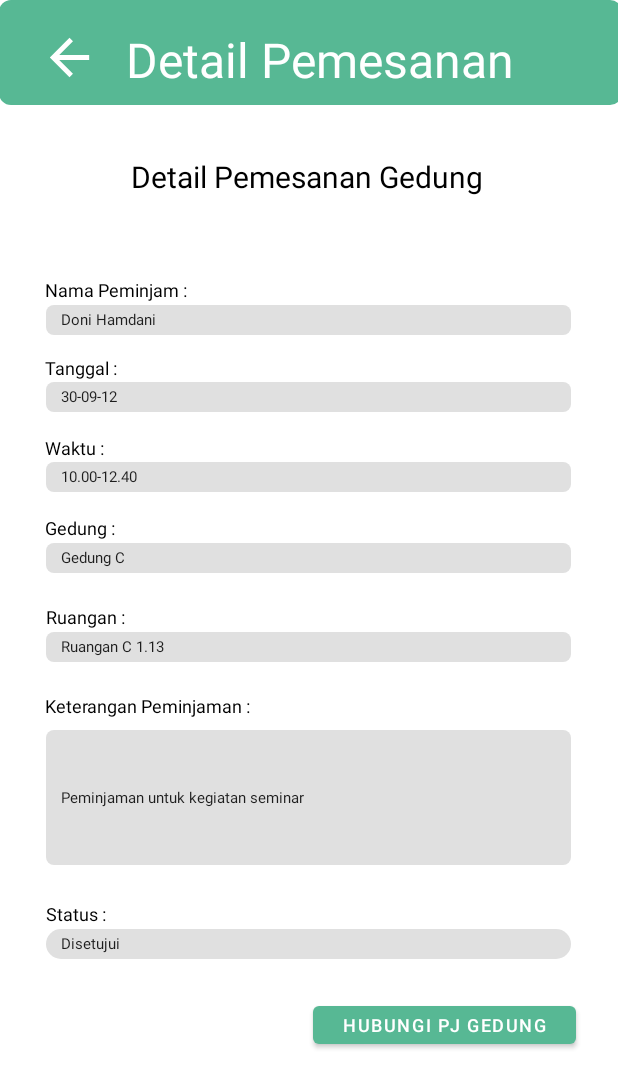
After one commit to rafvyocta/UnLoc-3, an Android app: the layout detail_pemesanan_gedung.xml on its own in the app's theme, with its tools: preview values and no code run, on a phone screen of 412 x 824 dp. The commit adds this screen. Shown: the top 1088 px of the screen. Run offline under Robolectric (Android 15) with nearby library versions, the phone set to English and light mode, and no system bars.

Commit message:
detail pemesanan gedung

```diff
--- a/app/src/main/res/drawable/form.xml
+++ b/app/src/main/res/drawable/form.xml
@@ -2,7 +2,7 @@
 <selector xmlns:android="http://schemas.android.com/apk/res/android">
     <item>
         <shape android:shape="rectangle">
-            <solid android:color="#F2F2F7"/>
+            <solid android:color="#E0E0E0"/>
             <corners android:radius="17dp"/>
         </shape>
     </item>
--- a/app/src/main/res/drawable/info.xml
+++ b/app/src/main/res/drawable/info.xml
@@ -2,8 +2,8 @@
 <selector xmlns:android="http://schemas.android.com/apk/res/android">
     <item>
         <shape android:shape="rectangle">
-            <solid android:color="#F6F5F5"/>
-            <corners android:radius="17dp"/>
+            <solid android:color="#E0E0E0"/>
+            <corners android:radius="5dp"/>
         </shape>
     </item>
 </selector>
--- /dev/null
+++ b/app/src/main/res/layout/detail_pemesanan_gedung.xml
@@ -0,0 +1,308 @@
+<?xml version="1.0" encoding="utf-8"?>
+<androidx.constraintlayout.widget.ConstraintLayout xmlns:android="http://schemas.android.com/apk/res/android"
+    xmlns:app="http://schemas.android.com/apk/res-auto"
+    xmlns:tools="http://schemas.android.com/tools"
+    android:layout_width="match_parent"
+    android:layout_height="match_parent">
+
+    <ImageView
+        android:id="@+id/imageView86"
+        android:layout_width="415dp"
+        android:layout_height="70dp"
+        app:layout_constraintBottom_toBottomOf="parent"
+        app:layout_constraintEnd_toEndOf="parent"
+        app:layout_constraintStart_toStartOf="parent"
+        app:layout_constraintTop_toTopOf="parent"
+        app:layout_constraintVertical_bias="0.0"
+        app:srcCompat="@drawable/input"
+        tools:layout_editor_absoluteX="123dp"
+        tools:layout_editor_absoluteY="99dp" />
+
+    <TextView
+        android:id="@+id/textView48"
+        android:layout_width="300dp"
+        android:layout_height="50dp"
+        android:layout_marginEnd="28dp"
+        android:text="Detail Pemesanan"
+        android:textColor="#FFFFFF"
+        android:textSize="32dp"
+        app:layout_constraintBottom_toBottomOf="parent"
+        app:layout_constraintEnd_toEndOf="parent"
+        app:layout_constraintHorizontal_bias="1.0"
+        app:layout_constraintStart_toStartOf="parent"
+        app:layout_constraintTop_toTopOf="parent"
+        app:layout_constraintVertical_bias="0.023" />
+
+    <ImageView
+        android:id="@+id/imageView87"
+        android:layout_width="43dp"
+        android:layout_height="39dp"
+        app:layout_constraintBottom_toBottomOf="parent"
+        app:layout_constraintEnd_toEndOf="parent"
+        app:layout_constraintHorizontal_bias="0.067"
+        app:layout_constraintStart_toStartOf="parent"
+        app:layout_constraintTop_toTopOf="parent"
+        app:layout_constraintVertical_bias="0.024"
+        app:srcCompat="@drawable/back"
+        tools:layout_editor_absoluteX="143dp"
+        tools:layout_editor_absoluteY="123dp" />
+
+    <TextView
+        android:id="@+id/textView49"
+        android:layout_width="237dp"
+        android:layout_height="42dp"
+        android:text="Detail Pemesanan Gedung"
+        android:textColor="@color/black"
+        android:textSize="20dp"
+        app:layout_constraintBottom_toBottomOf="parent"
+        app:layout_constraintEnd_toEndOf="parent"
+        app:layout_constraintStart_toStartOf="parent"
+        app:layout_constraintTop_toTopOf="parent"
+        app:layout_constraintVertical_bias="0.133" />
+
+    <TextView
+        android:id="@+id/textView50"
+        android:layout_width="wrap_content"
+        android:layout_height="wrap_content"
+        android:text="Nama Peminjam :"
+        android:textColor="@color/black"
+        android:textSize="12dp"
+        app:layout_constraintBottom_toBottomOf="parent"
+        app:layout_constraintEnd_toEndOf="parent"
+        app:layout_constraintHorizontal_bias="0.095"
+        app:layout_constraintStart_toStartOf="parent"
+        app:layout_constraintTop_toTopOf="parent"
+        app:layout_constraintVertical_bias="0.229" />
+
+    <TextView
+        android:id="@+id/textView51"
+        android:layout_width="wrap_content"
+        android:layout_height="wrap_content"
+        android:text="Waktu :"
+        android:textColor="@color/black"
+        android:textSize="12dp"
+        app:layout_constraintBottom_toBottomOf="parent"
+        app:layout_constraintEnd_toEndOf="parent"
+        app:layout_constraintHorizontal_bias="0.08"
+        app:layout_constraintStart_toStartOf="parent"
+        app:layout_constraintTop_toTopOf="parent"
+        app:layout_constraintVertical_bias="0.359" />
+
+    <TextView
+        android:id="@+id/textView52"
+        android:layout_width="wrap_content"
+        android:layout_height="wrap_content"
+        android:text="Tanggal :"
+        android:textColor="@color/black"
+        android:textSize="12dp"
+        app:layout_constraintBottom_toBottomOf="parent"
+        app:layout_constraintEnd_toEndOf="parent"
+        app:layout_constraintHorizontal_bias="0.083"
+        app:layout_constraintStart_toStartOf="parent"
+        app:layout_constraintTop_toTopOf="parent"
+        app:layout_constraintVertical_bias="0.293" />
+
+    <TextView
+        android:id="@+id/textView53"
+        android:layout_width="wrap_content"
+        android:layout_height="wrap_content"
+        android:text="Gedung :"
+        android:textColor="@color/black"
+        android:textSize="12dp"
+        app:layout_constraintBottom_toBottomOf="parent"
+        app:layout_constraintEnd_toEndOf="parent"
+        app:layout_constraintHorizontal_bias="0.082"
+        app:layout_constraintStart_toStartOf="parent"
+        app:layout_constraintTop_toTopOf="parent"
+        app:layout_constraintVertical_bias="0.425" />
+
+    <TextView
+        android:id="@+id/textView54"
+        android:layout_width="wrap_content"
+        android:layout_height="wrap_content"
+        android:text="Ruangan :"
+        android:textColor="@color/black"
+        android:textSize="12dp"
+        app:layout_constraintBottom_toBottomOf="parent"
+        app:layout_constraintEnd_toEndOf="parent"
+        app:layout_constraintHorizontal_bias="0.086"
+        app:layout_constraintStart_toStartOf="parent"
+        app:layout_constraintTop_toTopOf="parent"
+        app:layout_constraintVertical_bias="0.499" />
+
+    <TextView
+        android:id="@+id/textView55"
+        android:layout_width="wrap_content"
+        android:layout_height="wrap_content"
+        android:text="Status :"
+        android:textColor="@color/black"
+        android:textSize="12dp"
+        app:layout_constraintBottom_toBottomOf="parent"
+        app:layout_constraintEnd_toEndOf="parent"
+        app:layout_constraintHorizontal_bias="0.083"
+        app:layout_constraintStart_toStartOf="parent"
+        app:layout_constraintTop_toTopOf="parent"
+        app:layout_constraintVertical_bias="0.744" />
+
+    <TextView
+        android:id="@+id/textView56"
+        android:layout_width="wrap_content"
+        android:layout_height="wrap_content"
+        android:text="Keterangan Peminjaman :"
+        android:textColor="@color/black"
+        android:textSize="12dp"
+        app:layout_constraintBottom_toBottomOf="parent"
+        app:layout_constraintEnd_toEndOf="parent"
+        app:layout_constraintHorizontal_bias="0.11"
+        app:layout_constraintStart_toStartOf="parent"
+        app:layout_constraintTop_toTopOf="parent"
+        app:layout_constraintVertical_bias="0.572" />
+
+    <EditText
+        android:id="@+id/editTextTextPersonName11"
+        android:layout_width="350dp"
+        android:layout_height="20dp"
+        android:background="@drawable/info"
+        android:ems="10"
+        android:inputType="textPersonName"
+        android:minHeight="48dp"
+        android:paddingLeft="10dp"
+        android:text="Doni Hamdani"
+        android:textSize="10dp"
+        app:layout_constraintBottom_toBottomOf="parent"
+        app:layout_constraintEnd_toEndOf="parent"
+        app:layout_constraintHorizontal_bias="0.491"
+        app:layout_constraintStart_toStartOf="parent"
+        app:layout_constraintTop_toTopOf="parent"
+        app:layout_constraintVertical_bias="0.253"
+        tools:ignore="TouchTargetSizeCheck" />
+
+    <EditText
+        android:id="@+id/editTextTextPersonName12"
+        android:layout_width="350dp"
+        android:layout_height="20dp"
+        android:background="@drawable/info"
+        android:ems="10"
+        android:inputType="textPersonName"
+        android:minHeight="48dp"
+        android:paddingLeft="10dp"
+        android:text="30-09-12"
+        android:textSize="10dp"
+        app:layout_constraintBottom_toBottomOf="parent"
+        app:layout_constraintEnd_toEndOf="parent"
+        app:layout_constraintHorizontal_bias="0.491"
+        app:layout_constraintStart_toStartOf="parent"
+        app:layout_constraintTop_toTopOf="parent"
+        app:layout_constraintVertical_bias="0.317"
+        tools:ignore="TouchTargetSizeCheck,TouchTargetSizeCheck" />
+
+    <EditText
+        android:id="@+id/editTextTextPersonName13"
+        android:layout_width="350dp"
+        android:layout_height="20dp"
+        android:background="@drawable/info"
+        android:ems="10"
+        android:inputType="textPersonName"
+        android:minHeight="48dp"
+        android:paddingLeft="10dp"
+        android:text="10.00-12.40"
+        android:textSize="10dp"
+        app:layout_constraintBottom_toBottomOf="parent"
+        app:layout_constraintEnd_toEndOf="parent"
+        app:layout_constraintHorizontal_bias="0.491"
+        app:layout_constraintStart_toStartOf="parent"
+        app:layout_constraintTop_toTopOf="parent"
+        app:layout_constraintVertical_bias="0.383"
+        tools:ignore="TouchTargetSizeCheck" />
+
+    <EditText
+        android:id="@+id/editTextTextPersonName14"
+        android:layout_width="350dp"
+        android:layout_height="20dp"
+        android:background="@drawable/info"
+        android:ems="10"
+        android:inputType="textPersonName"
+        android:minHeight="48dp"
+        android:paddingLeft="10dp"
+        android:text="Gedung C"
+        android:textSize="10dp"
+        app:layout_constraintBottom_toBottomOf="parent"
+        app:layout_constraintEnd_toEndOf="parent"
+        app:layout_constraintHorizontal_bias="0.491"
+        app:layout_constraintStart_toStartOf="parent"
+        app:layout_constraintTop_toTopOf="parent"
+        app:layout_constraintVertical_bias="0.45"
+        tools:ignore="TouchTargetSizeCheck" />
+
+    <EditText
+        android:id="@+id/editTextTextPersonName15"
+        android:layout_width="350dp"
+        android:layout_height="20dp"
+        android:background="@drawable/info"
+        android:ems="10"
+        android:inputType="textPersonName"
+        android:minHeight="48dp"
+        android:paddingLeft="10dp"
+        android:text="Ruangan C 1.13"
+        android:textSize="10dp"
+        app:layout_constraintBottom_toBottomOf="parent"
+        app:layout_constraintEnd_toEndOf="parent"
+        app:layout_constraintHorizontal_bias="0.491"
+        app:layout_constraintStart_toStartOf="parent"
+        app:layout_constraintTop_toTopOf="parent"
+        app:layout_constraintVertical_bias="0.524"
+        tools:ignore="TouchTargetSizeCheck" />
+
+    <EditText
+        android:id="@+id/editTextTextPersonName16"
+        android:layout_width="350dp"
+        android:layout_height="90dp"
+        android:background="@drawable/info"
+        android:ems="10"
+        android:paddingLeft="10dp"
+        android:text="Peminjaman untuk kegiatan seminar"
+        android:textSize="10dp"
+        android:inputType="textPersonName"
+        android:minHeight="48dp"
+        app:layout_constraintBottom_toBottomOf="parent"
+        app:layout_constraintEnd_toEndOf="parent"
+        app:layout_constraintHorizontal_bias="0.491"
+        app:layout_constraintStart_toStartOf="parent"
+        app:layout_constraintTop_toTopOf="parent"
+        app:layout_constraintVertical_bias="0.663" />
+
+    <EditText
+        android:id="@+id/editTextTextPersonName17"
+        android:layout_width="350dp"
+        android:layout_height="20dp"
+        android:background="@drawable/form"
+        android:ems="10"
+        android:inputType="textPersonName"
+        android:minHeight="48dp"
+        android:paddingLeft="10dp"
+        android:text="Disetujui"
+        android:textSize="10dp"
+        app:layout_constraintBottom_toBottomOf="parent"
+        app:layout_constraintEnd_toEndOf="parent"
+        app:layout_constraintHorizontal_bias="0.491"
+        app:layout_constraintStart_toStartOf="parent"
+        app:layout_constraintTop_toTopOf="parent"
+        app:layout_constraintVertical_bias="0.77"
+        tools:ignore="TouchTargetSizeCheck" />
+
+    <Button
+        android:id="@+id/button8"
+        android:layout_width="175dp"
+        android:layout_height="37dp"
+        android:text="Hubungi PJ Gedung"
+        android:textSize="12dp"
+        app:layout_constraintBottom_toBottomOf="parent"
+        app:layout_constraintEnd_toEndOf="parent"
+        app:layout_constraintHorizontal_bias="0.881"
+        app:layout_constraintStart_toStartOf="parent"
+        app:layout_constraintTop_toTopOf="parent"
+        app:layout_constraintVertical_bias="0.845"
+        tools:ignore="TouchTargetSizeCheck" />
+
+
+</androidx.constraintlayout.widget.ConstraintLayout>
```
